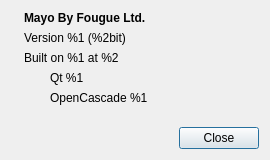
Above: src/app/dialog_about.ui from fougue/mayo before the change. Below: the same form after it.
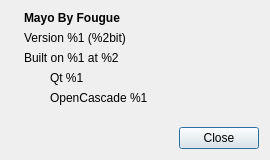
That is the form after the change. Icons and pictures are not drawn.

```diff
--- a/src/app/dialog_about.ui
+++ b/src/app/dialog_about.ui
@@ -50,7 +50,7 @@
       </font>
      </property>
      <property name="text">
-      <string>Mayo By Fougue Ltd.</string>
+      <string>Mayo By Fougue</string>
      </property>
     </widget>
    </item>
```
Left out of the diff: 4 changed lines with no effect on the pictures.
